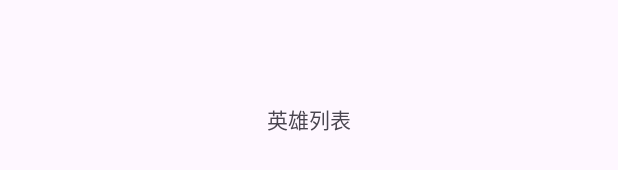
After one commit to cnwutianhao/android, an Android app: the layout fragment_hero_list.xml on its own in the app's theme, with its tools: preview values and no code run, on a phone screen of 412 x 824 dp. The commit adds this screen. Shown: the part 499-669 px from the top of the screen. Run offline under Robolectric (Android 15) with nearby library versions, the phone set to English and light mode, and no system bars.

Commit message:
整体页面布局搭建

```diff
--- a/mvvm/app/src/main/res/layout/activity_main.xml
+++ b/mvvm/app/src/main/res/layout/activity_main.xml
@@ -8,6 +8,7 @@
         android:name="androidx.navigation.fragment.NavHostFragment"
         android:layout_width="match_parent"
         android:layout_height="match_parent"
+        android:background="@drawable/bg_main"
         app:defaultNavHost="true"
         app:navGraph="@navigation/nav_parent"
         tools:context=".ui.MainActivity" />
--- /dev/null
+++ b/mvvm/app/src/main/res/layout/fragment_hero_list.xml
@@ -0,0 +1,24 @@
+<?xml version="1.0" encoding="utf-8"?>
+<layout xmlns:android="http://schemas.android.com/apk/res/android"
+    xmlns:app="http://schemas.android.com/apk/res-auto">
+
+    <data>
+
+    </data>
+
+    <androidx.constraintlayout.widget.ConstraintLayout
+        android:layout_width="match_parent"
+        android:layout_height="match_parent">
+
+        <TextView
+            android:layout_width="wrap_content"
+            android:layout_height="wrap_content"
+            android:text="英雄列表"
+            app:layout_constraintBottom_toBottomOf="parent"
+            app:layout_constraintEnd_toEndOf="parent"
+            app:layout_constraintStart_toStartOf="parent"
+            app:layout_constraintTop_toTopOf="parent" />
+
+    </androidx.constraintlayout.widget.ConstraintLayout>
+
+</layout>
```
Also changed, not shown: mvvm/app/src/main/java/com/tyhoo/android/mvvm/ui/HeroListFragment.kt (added, +22 -0 lines), mvvm/app/src/main/java/com/tyhoo/android/mvvm/ui/ItemListFragment.kt (added, +22 -0 lines), mvvm/app/src/main/java/com/tyhoo/android/mvvm/ui/MainFragment.kt (+9 -0 lines), mvvm/app/src/main/java/com/tyhoo/android/mvvm/ui/RuneListFragment.kt (added, +22 -0 lines), mvvm/app/src/main/res/layout/fragment_item_list.xml (added, +24 -0 lines), mvvm/app/src/main/res/layout/fragment_main.xml (+12 -0 lines), mvvm/app/src/main/res/layout/fragment_rune_list.xml (added, +24 -0 lines), mvvm/app/src/main/res/navigation/nav_child.xml (added, +44 -0 lines), mvvm/app/src/main/res/drawable/bg_main.webp (added).
